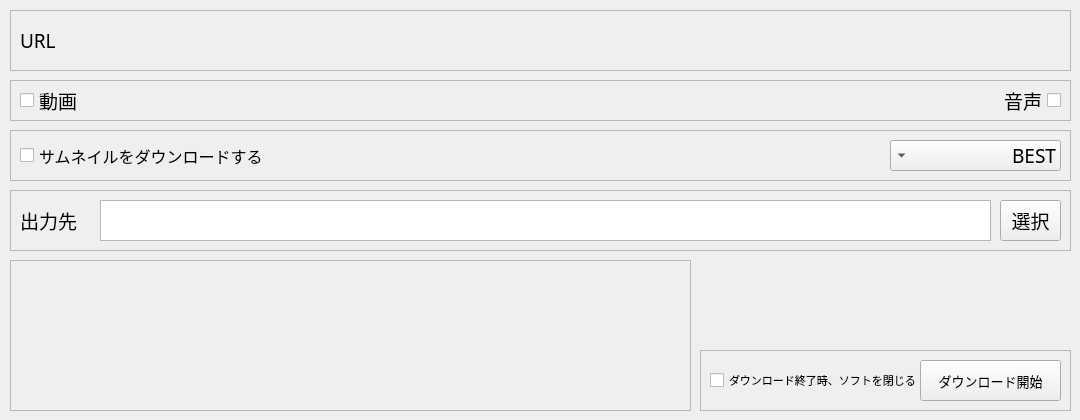
Above: src/widget.ui from YukiWorks432/YoutubeDownloader before the change. Below: the same form after it.
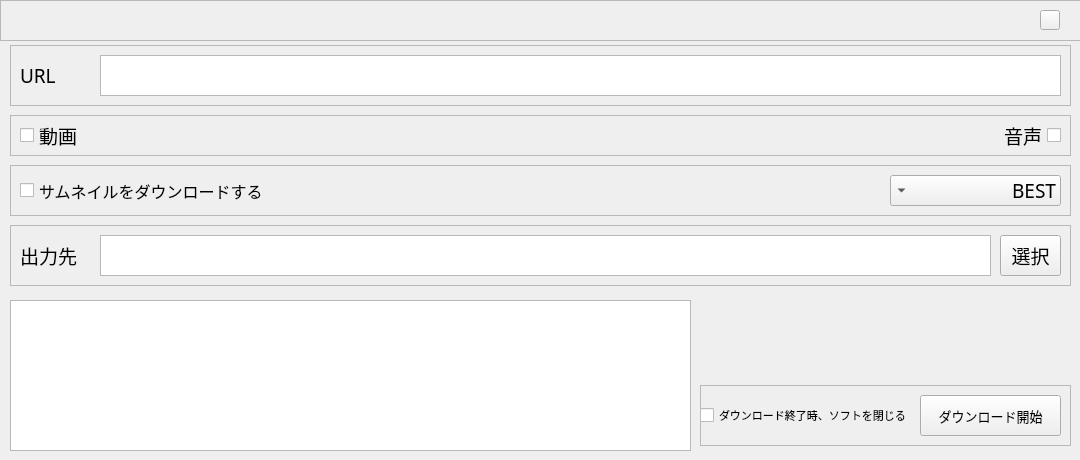
That is the form after the change. Icons and pictures are not drawn. Custom widgets are drawn as their Qt base class.

```diff
--- a/src/widget.ui
+++ b/src/widget.ui
@@ -10,19 +10,19 @@
     <x>0</x>
     <y>0</y>
     <width>1080</width>
-    <height>420</height>
+    <height>460</height>
    </rect>
   </property>
   <property name="minimumSize">
    <size>
     <width>1080</width>
-    <height>420</height>
+    <height>460</height>
    </size>
   </property>
   <property name="maximumSize">
    <size>
     <width>1080</width>
-    <height>420</height>
+    <height>460</height>
    </size>
   </property>
   <property name="font">
@@ -56,11 +56,14 @@
   <property name="layoutDirection">
    <enum>Qt::LeftToRight</enum>
   </property>
+  <property name="styleSheet">
+   <string notr="true"/>
+  </property>
   <widget class="QFrame" name="URLFrame">
    <property name="geometry">
     <rect>
      <x>10</x>
-     <y>10</y>
+     <y>45</y>
      <width>1061</width>
      <height>61</height>
     </rect>
@@ -92,13 +95,13 @@
      <rect>
       <x>10</x>
       <y>10</y>
-      <width>51</width>
+      <width>1041</width>
       <height>41</height>
      </rect>
     </property>
     <property name="font">
      <font>
-      <family>M+ 2p heavy</family>
+      <family>M+ 2p black</family>
       <pointsize>14</pointsize>
       <weight>50</weight>
       <italic>false</italic>
@@ -116,7 +119,7 @@
      <string>URL</string>
     </property>
    </widget>
-   <widget class="MYTextEdit" name="URLEntry" native="true">
+   <widget class="MYTextEdit" name="URLEntry">
     <property name="geometry">
      <rect>
       <x>90</x>
@@ -127,7 +130,7 @@
     </property>
     <property name="font">
      <font>
-      <family>M+ 2p heavy</family>
+      <family>M+ 2p black</family>
       <pointsize>14</pointsize>
       <weight>50</weight>
       <italic>false</italic>
@@ -159,7 +162,7 @@
    <property name="geometry">
     <rect>
      <x>700</x>
-     <y>350</y>
+     <y>385</y>
      <width>371</width>
      <height>61</height>
     </rect>
@@ -197,7 +200,7 @@
     </property>
     <property name="font">
      <font>
-      <family>M+ 2p heavy</family>
+      <family>M+ 2p black</family>
       <pointsize>10</pointsize>
       <weight>50</weight>
       <italic>false</italic>
@@ -211,6 +214,9 @@
     <property name="contextMenuPolicy">
      <enum>Qt::NoContextMenu</enum>
     </property>
+    <property name="styleSheet">
+     <string notr="true"/>
+    </property>
     <property name="text">
      <string>ダウンロード開始</string>
     </property>
@@ -239,7 +245,7 @@
    <widget class="QCheckBox" name="ExitCheckBox">
     <property name="geometry">
      <rect>
-      <x>10</x>
+      <x>0</x>
       <y>0</y>
       <width>211</width>
       <height>61</height>
@@ -247,7 +253,7 @@
     </property>
     <property name="font">
      <font>
-      <family>M+ 2p heavy</family>
+      <family>M+ 2p black</family>
       <pointsize>8</pointsize>
       <weight>50</weight>
       <italic>false</italic>
@@ -270,7 +276,7 @@
    <property name="geometry">
     <rect>
      <x>10</x>
-     <y>80</y>
+     <y>115</y>
      <width>1061</width>
      <height>41</height>
     </rect>
@@ -308,7 +314,7 @@
     </property>
     <property name="font">
      <font>
-      <family>M+ 2p heavy</family>
+      <family>M+ 2p black</family>
       <pointsize>14</pointsize>
       <weight>50</weight>
       <italic>false</italic>
@@ -337,7 +343,7 @@
     </property>
     <property name="font">
      <font>
-      <family>M+ 2p heavy</family>
+      <family>M+ 2p black</family>
       <pointsize>14</pointsize>
       <weight>50</weight>
       <italic>false</italic>
@@ -363,7 +369,7 @@
    <property name="geometry">
     <rect>
      <x>10</x>
-     <y>190</y>
+     <y>225</y>
      <width>1061</width>
      <height>61</height>
     </rect>
@@ -384,6 +390,9 @@
    <property name="contextMenuPolicy">
     <enum>Qt::NoContextMenu</enum>
    </property>
+   <property name="styleSheet">
+    <string notr="true"/>
+   </property>
    <property name="frameShape">
     <enum>QFrame::StyledPanel</enum>
    </property>
@@ -395,13 +404,13 @@
      <rect>
       <x>10</x>
       <y>10</y>
-      <width>71</width>
+      <width>971</width>
       <height>41</height>
      </rect>
     </property>
     <property name="font">
      <font>
-      <family>M+ 2p heavy</family>
+      <family>M+ 2p black</family>
       <pointsize>14</pointsize>
       <weight>50</weight>
       <italic>false</italic>
@@ -430,7 +439,7 @@
     </property>
     <property name="font">
      <font>
-      <family>M+ 2p heavy</family>
+      <family>M+ 2p black</family>
       <pointsize>14</pointsize>
       <weight>50</weight>
       <italic>false</italic>
@@ -450,6 +459,9 @@
     <property name="layoutDirection">
      <enum>Qt::LeftToRight</enum>
     </property>
+    <property name="styleSheet">
+     <string notr="true"/>
+    </property>
     <property name="inputMethodHints">
      <set>Qt::ImhNone</set>
     </property>
@@ -483,7 +495,7 @@
     </property>
     <property name="font">
      <font>
-      <family>M+ 2p heavy</family>
+      <family>M+ 2p black</family>
       <pointsize>14</pointsize>
       <weight>50</weight>
       <italic>false</italic>
@@ -497,6 +509,9 @@
     <property name="contextMenuPolicy">
      <enum>Qt::NoContextMenu</enum>
     </property>
+    <property name="styleSheet">
+     <string notr="true"/>
+    </property>
     <property name="text">
      <string>選択</string>
     </property>
@@ -506,7 +521,7 @@
    <property name="geometry">
     <rect>
      <x>10</x>
-     <y>130</y>
+     <y>165</y>
      <width>1061</width>
      <height>51</height>
     </rect>
@@ -524,6 +539,9 @@
      <kerning>true</kerning>
     </font>
    </property>
+   <property name="styleSheet">
+    <string notr="true"/>
+   </property>
    <property name="frameShape">
     <enum>QFrame::StyledPanel</enum>
    </property>
@@ -541,7 +559,7 @@
     </property>
     <property name="font">
      <font>
-      <family>M+ 2p heavy</family>
+      <family>M+ 2p black</family>
       <pointsize>14</pointsize>
       <weight>50</weight>
       <italic>false</italic>
@@ -555,6 +573,9 @@
     <property name="layoutDirection">
      <enum>Qt::RightToLeft</enum>
     </property>
+    <property name="autoFillBackground">
+     <bool>false</bool>
+    </property>
     <property name="editable">
      <bool>false</bool>
     </property>
@@ -601,7 +622,7 @@
     </property>
     <property name="font">
      <font>
-      <family>M+ 2p heavy</family>
+      <family>M+ 2p black</family>
       <pointsize>12</pointsize>
       <weight>50</weight>
       <italic>false</italic>
@@ -620,78 +641,112 @@
     </property>
    </widget>
   </widget>
-  <widget class="QTextEdit" name="LOG">
+  <widget class="QFrame" name="Frame">
+   <property name="geometry">
+    <rect>
+     <x>0</x>
+     <y>0</y>
+     <width>1081</width>
+     <height>41</height>
+    </rect>
+   </property>
+   <property name="styleSheet">
+    <string notr="true"/>
+   </property>
+   <property name="frameShape">
+    <enum>QFrame::StyledPanel</enum>
+   </property>
+   <property name="frameShadow">
+    <enum>QFrame::Raised</enum>
+   </property>
+   <widget class="QPushButton" name="closeButton">
+    <property name="geometry">
+     <rect>
+      <x>1040</x>
+      <y>10</y>
+      <width>20</width>
+      <height>20</height>
+     </rect>
+    </property>
+    <property name="font">
+     <font>
+      <family>M+ 2p black</family>
+      <pointsize>20</pointsize>
+      <italic>false</italic>
+     </font>
+    </property>
+    <property name="styleSheet">
+     <string notr="true">QPushButton#closeButton{border-image:url(./styles/icons/close.png);}
+QPushButton:hover#closeButton{border-image:url(./styles/icons/close1.png);}</string>
+    </property>
+    <property name="text">
+     <string/>
+    </property>
+    <property name="flat">
+     <bool>false</bool>
+    </property>
+   </widget>
+  </widget>
+  <widget class="QFrame" name="LOGFrame">
    <property name="geometry">
     <rect>
      <x>10</x>
-     <y>260</y>
+     <y>300</y>
      <width>681</width>
      <height>151</height>
     </rect>
    </property>
-   <property name="palette">
-    <palette>
-     <active>
-      <colorrole role="Base">
-       <brush brushstyle="SolidPattern">
-        <color alpha="255">
-         <red>240</red>
-         <green>240</green>
-         <blue>240</blue>
-        </color>
-       </brush>
-      </colorrole>
-     </active>
-     <inactive>
-      <colorrole role="Base">
-       <brush brushstyle="SolidPattern">
-        <color alpha="255">
-         <red>240</red>
-         <green>240</green>
-         <blue>240</blue>
-        </color>
-       </brush>
-      </colorrole>
-     </inactive>
-     <disabled>
-      <colorrole role="Base">
-       <brush brushstyle="SolidPattern">
-        <color alpha="255">
-         <red>240</red>
-         <green>240</green>
-         <blue>240</blue>
-        </color>
-       </brush>
-      </colorrole>
-     </disabled>
-    </palette>
+   <property name="autoFillBackground">
+    <bool>false</bool>
    </property>
-   <property name="font">
-    <font>
-     <family>M+ 2p heavy</family>
-     <pointsize>8</pointsize>
-     <weight>50</weight>
-     <italic>false</italic>
-     <bold>false</bold>
-     <underline>false</underline>
-     <strikeout>false</strikeout>
-     <stylestrategy>PreferAntialias</stylestrategy>
-     <kerning>true</kerning>
-    </font>
+   <property name="styleSheet">
+    <string notr="true"/>
+   </property>
+   <property name="frameShape">
+    <enum>QFrame::StyledPanel</enum>
    </property>
    <property name="frameShadow">
-    <enum>QFrame::Sunken</enum>
+    <enum>QFrame::Raised</enum>
    </property>
-   <property name="readOnly">
-    <bool>true</bool>
-   </property>
+   <widget class="QTextEdit" name="LOG">
+    <property name="geometry">
+     <rect>
+      <x>0</x>
+      <y>0</y>
+      <width>681</width>
+      <height>151</height>
+     </rect>
+    </property>
+    <property name="font">
+     <font>
+      <family>M+ 2p black</family>
+      <pointsize>8</pointsize>
+      <weight>50</weight>
+      <italic>false</italic>
+      <bold>false</bold>
+      <underline>false</underline>
+      <strikeout>false</strikeout>
+      <stylestrategy>PreferAntialias</stylestrategy>
+      <kerning>true</kerning>
+     </font>
+    </property>
+    <property name="styleSheet">
+     <string notr="true"/>
+    </property>
+    <property name="frameShadow">
+     <enum>QFrame::Sunken</enum>
+    </property>
+    <property name="readOnly">
+     <bool>true</bool>
+    </property>
+   </widget>
   </widget>
  </widget>
  <layoutdefault spacing="6" margin="11"/>
  <customwidgets>
   <customwidget>
    <class>MYTextEdit</class>
-   <extends>QWidget</extends>
+   <extends>QTextEdit</extends>
    <header>mytextedit.h</header>
   </customwidget>
  </customwidgets>
```
Left out of the diff: 13 changed lines with no effect on the pictures.
